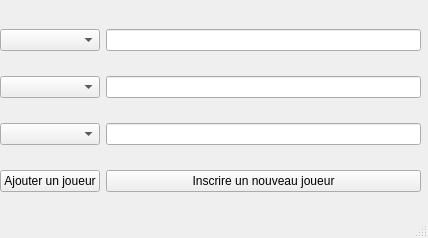
Old version of the form ui/NewParty.ui in the repository XerleX99/Flechette_Elo.
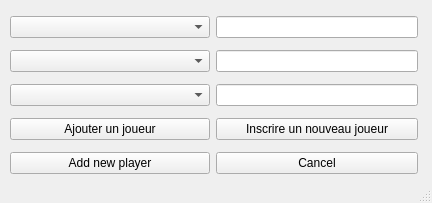
New version of the form.

Patch:
```diff
--- a/ui/NewParty.ui
+++ b/ui/NewParty.ui
@@ -6,8 +6,8 @@
    <rect>
     <x>0</x>
     <y>0</y>
-    <width>428</width>
-    <height>238</height>
+    <width>432</width>
+    <height>203</height>
    </rect>
   </property>
   <property name="windowTitle">
@@ -17,30 +17,35 @@
    <widget class="QWidget" name="gridLayoutWidget_2">
     <property name="geometry">
      <rect>
-      <x>0</x>
+      <x>10</x>
       <y>10</y>
-      <width>421</width>
-      <height>201</height>
+      <width>408</width>
+      <height>171</height>
      </rect>
     </property>
     <layout class="QGridLayout" name="gridLayout_2">
-     <item row="0" column="0">
-      <widget class="QComboBox" name="comboBox"/>
-     </item>
-     <item row="2" column="0">
-      <widget class="QComboBox" name="comboBox_3"/>
-     </item>
      <item row="0" column="1">
-      <widget class="QLineEdit" name="lineEdit"/>
+      <widget class="QLineEdit" name="lineEdit">
+       <property name="enabled">
+        <bool>true</bool>
+       </property>
+       <property name="minimumSize">
+        <size>
+         <width>200</width>
+         <height>0</height>
+        </size>
+       </property>
+      </widget>
      </item>
-     <item row="1" column="0">
-      <widget class="QComboBox" name="comboBox_2"/>
-     </item>
-     <item row="1" column="1">
-      <widget class="QLineEdit" name="lineEdit_2"/>
-     </item>
-     <item row="2" column="1">
-      <widget class="QLineEdit" name="lineEdit_3"/>
+     <item row="0" column="0">
+      <widget class="QComboBox" name="comboBox">
+       <property name="minimumSize">
+        <size>
+         <width>200</width>
+         <height>0</height>
+        </size>
+       </property>
+      </widget>
      </item>
      <item row="3" column="0">
       <widget class="QPushButton" name="pushButton_2">
@@ -49,6 +54,16 @@
        </property>
       </widget>
      </item>
+     <item row="2" column="1">
+      <widget class="QLineEdit" name="lineEdit_3">
+       <property name="minimumSize">
+        <size>
+         <width>200</width>
+         <height>0</height>
+        </size>
+       </property>
+      </widget>
+     </item>
      <item row="3" column="1">
       <widget class="QPushButton" name="pushButton">
        <property name="text">
@@ -56,6 +71,50 @@
        </property>
       </widget>
      </item>
+     <item row="1" column="1">
+      <widget class="QLineEdit" name="lineEdit_2">
+       <property name="minimumSize">
+        <size>
+         <width>200</width>
+         <height>0</height>
+        </size>
+       </property>
+      </widget>
+     </item>
+     <item row="2" column="0">
+      <widget class="QComboBox" name="comboBox_3">
+       <property name="minimumSize">
+        <size>
+         <width>200</width>
+         <height>0</height>
+        </size>
+       </property>
+      </widget>
+     </item>
+     <item row="1" column="0">
+      <widget class="QComboBox" name="comboBox_2">
+       <property name="minimumSize">
+        <size>
+         <width>200</width>
+         <height>0</height>
+        </size>
+       </property>
+      </widget>
+     </item>
+     <item row="4" column="0">
+      <widget class="QPushButton" name="pushButton_3">
+       <property name="text">
+        <string>Add new player</string>
+       </property>
+      </widget>
+     </item>
+     <item row="4" column="1">
+      <widget class="QPushButton" name="pushButton_4">
+       <property name="text">
+        <string>Cancel</string>
+       </property>
+      </widget>
+     </item>
     </layout>
    </widget>
   </widget>
```
